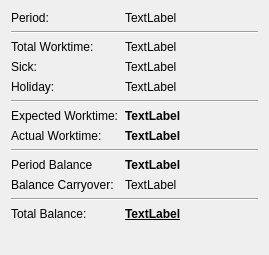
First picture: the form in src/views/planview.ui, repository pasbi/TiRe, before the edit.
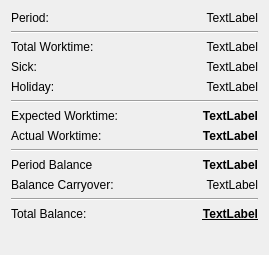
Second picture: the form after the edit.

```diff
--- a/src/views/planview.ui
+++ b/src/views/planview.ui
@@ -29,6 +29,9 @@
      <property name="text">
       <string>TextLabel</string>
      </property>
+     <property name="alignment">
+      <set>Qt::AlignmentFlag::AlignRight|Qt::AlignmentFlag::AlignTrailing|Qt::AlignmentFlag::AlignVCenter</set>
+     </property>
     </widget>
    </item>
    <item row="1" column="0" colspan="2">
@@ -53,6 +56,9 @@
      <property name="text">
       <string>TextLabel</string>
      </property>
+     <property name="alignment">
+      <set>Qt::AlignmentFlag::AlignRight|Qt::AlignmentFlag::AlignTrailing|Qt::AlignmentFlag::AlignVCenter</set>
+     </property>
     </widget>
    </item>
    <item row="3" column="0">
@@ -70,6 +76,9 @@
      <property name="text">
       <string>TextLabel</string>
      </property>
+     <property name="alignment">
+      <set>Qt::AlignmentFlag::AlignRight|Qt::AlignmentFlag::AlignTrailing|Qt::AlignmentFlag::AlignVCenter</set>
+     </property>
     </widget>
    </item>
    <item row="4" column="0">
@@ -87,6 +96,9 @@
      <property name="text">
       <string>TextLabel</string>
      </property>
+     <property name="alignment">
+      <set>Qt::AlignmentFlag::AlignRight|Qt::AlignmentFlag::AlignTrailing|Qt::AlignmentFlag::AlignVCenter</set>
+     </property>
     </widget>
    </item>
    <item row="5" column="0" colspan="2">
@@ -116,6 +128,9 @@
      <property name="text">
       <string>TextLabel</string>
      </property>
+     <property name="alignment">
+      <set>Qt::AlignmentFlag::AlignRight|Qt::AlignmentFlag::AlignTrailing|Qt::AlignmentFlag::AlignVCenter</set>
+     </property>
     </widget>
    </item>
    <item row="7" column="0">
@@ -138,6 +153,9 @@
      <property name="text">
       <string>TextLabel</string>
      </property>
+     <property name="alignment">
+      <set>Qt::AlignmentFlag::AlignRight|Qt::AlignmentFlag::AlignTrailing|Qt::AlignmentFlag::AlignVCenter</set>
+     </property>
     </widget>
    </item>
    <item row="9" column="0">
@@ -160,6 +178,9 @@
      <property name="text">
       <string>TextLabel</string>
      </property>
+     <property name="alignment">
+      <set>Qt::AlignmentFlag::AlignRight|Qt::AlignmentFlag::AlignTrailing|Qt::AlignmentFlag::AlignVCenter</set>
+     </property>
     </widget>
    </item>
    <item row="10" column="0">
@@ -177,6 +198,9 @@
      <property name="text">
       <string>TextLabel</string>
      </property>
+     <property name="alignment">
+      <set>Qt::AlignmentFlag::AlignRight|Qt::AlignmentFlag::AlignTrailing|Qt::AlignmentFlag::AlignVCenter</set>
+     </property>
     </widget>
    </item>
    <item row="12" column="0">
@@ -201,6 +225,9 @@
      <property name="text">
       <string>TextLabel</string>
      </property>
+     <property name="alignment">
+      <set>Qt::AlignmentFlag::AlignRight|Qt::AlignmentFlag::AlignTrailing|Qt::AlignmentFlag::AlignVCenter</set>
+     </property>
     </widget>
    </item>
    <item row="8" column="0" colspan="2">
```
